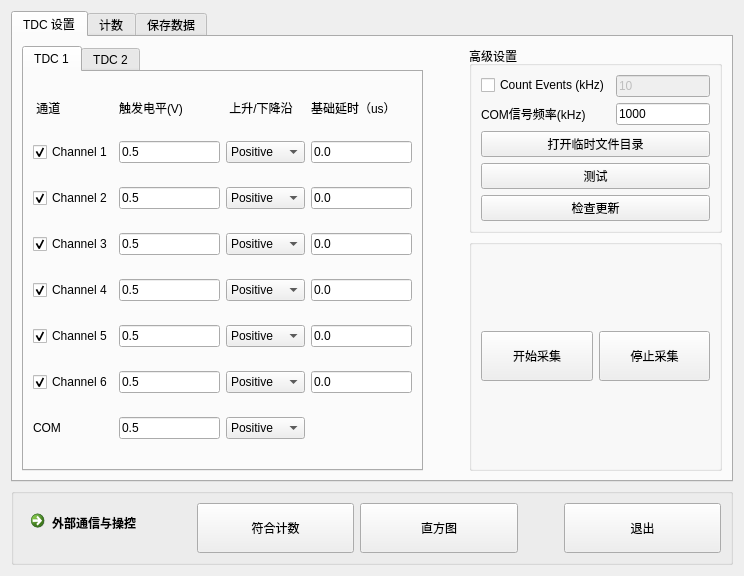
Above: ui/widget.ui from WhiteChimney/TDC-counter before the change. Below: the same form after it.
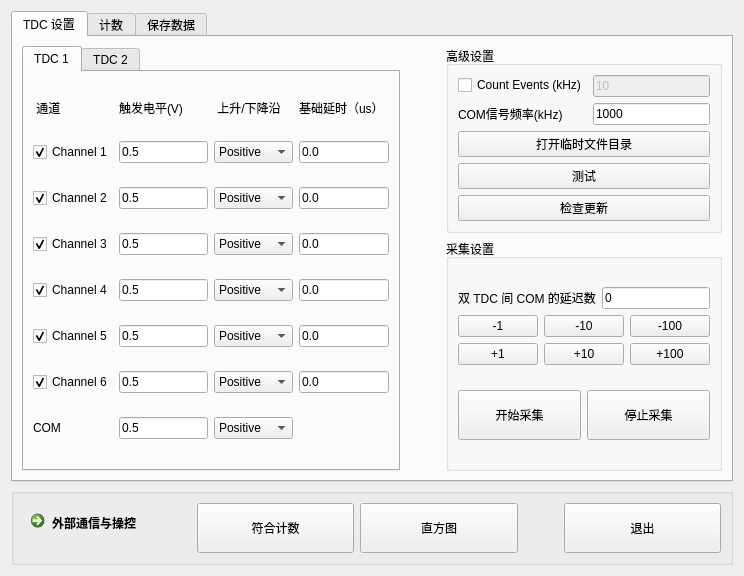
That is the form after the change. The open tabs and pages were chosen to show the change.

What changed in the file:
```diff
--- a/ui/widget.ui
+++ b/ui/widget.ui
@@ -777,29 +777,76 @@
           </sizepolicy>
          </property>
          <property name="title">
-          <string/>
+          <string>采集设置</string>
          </property>
          <layout class="QGridLayout" name="gridLayout_5">
+          <item row="0" column="0" colspan="5">
+           <layout class="QGridLayout" name="gridLayout_10">
           <item row="1" column="2">
-           <widget class="QPushButton" name="buttonStopAcq">
-            <property name="sizePolicy">
-             <sizepolicy hsizetype="Expanding" vsizetype="Minimum">
-              <horstretch>0</horstretch>
-              <verstretch>0</verstretch>
-             </sizepolicy>
-            </property>
-            <property name="maximumSize">
-             <size>
-              <width>16777215</width>
-              <height>50</height>
-             </size>
-            </property>
+             <widget class="QPushButton" name="buttonMinus10">
             <property name="text">
-             <string>停止采集</string>
+               <string>-10</string>
             </property>
            </widget>
           </item>
           <item row="1" column="1">
+             <widget class="QPushButton" name="buttonMinus1">
+              <property name="text">
+               <string>-1</string>
+              </property>
+             </widget>
+            </item>
+            <item row="3" column="3">
+             <widget class="QPushButton" name="buttonPlus100">
+              <property name="text">
+               <string>+100</string>
+              </property>
+             </widget>
+            </item>
+            <item row="3" column="2">
+             <widget class="QPushButton" name="buttonPlus10">
+              <property name="text">
+               <string>+10</string>
+              </property>
+             </widget>
+            </item>
+            <item row="3" column="1">
+             <widget class="QPushButton" name="buttonPlus1">
+              <property name="text">
+               <string>+1</string>
+              </property>
+             </widget>
+            </item>
+            <item row="1" column="3">
+             <widget class="QPushButton" name="buttonMinus100">
+              <property name="text">
+               <string>-100</string>
+              </property>
+             </widget>
+            </item>
+            <item row="0" column="1" colspan="3">
+             <layout class="QHBoxLayout" name="horizontalLayout_8">
+              <item>
+               <widget class="QLabel" name="label">
+                <property name="text">
+                 <string>双 TDC 间 COM 的延迟数</string>
+                </property>
+               </widget>
+              </item>
+              <item>
+               <widget class="QLineEdit" name="textComOffset">
+                <property name="text">
+                 <string>0</string>
+                </property>
+               </widget>
+              </item>
+             </layout>
+            </item>
+           </layout>
+          </item>
+          <item row="2" column="0" colspan="5">
+           <layout class="QHBoxLayout" name="horizontalLayout_7">
+            <item>
            <widget class="QPushButton" name="buttonStartAcquisition">
             <property name="sizePolicy">
              <sizepolicy hsizetype="Expanding" vsizetype="MinimumExpanding">
@@ -817,6 +864,27 @@
              <string>开始采集</string>
             </property>
            </widget>
+            </item>
+            <item>
+             <widget class="QPushButton" name="buttonStopAcq">
+              <property name="sizePolicy">
+               <sizepolicy hsizetype="Expanding" vsizetype="Minimum">
+                <horstretch>0</horstretch>
+                <verstretch>0</verstretch>
+               </sizepolicy>
+              </property>
+              <property name="maximumSize">
+               <size>
+                <width>16777215</width>
+                <height>50</height>
+               </size>
+              </property>
+              <property name="text">
+               <string>停止采集</string>
+              </property>
+             </widget>
+            </item>
+           </layout>
           </item>
          </layout>
         </widget>
```
Left out of the diff: 2 changed lines with no effect on the pictures. Lines whose indentation alone changed are shown as unchanged.
